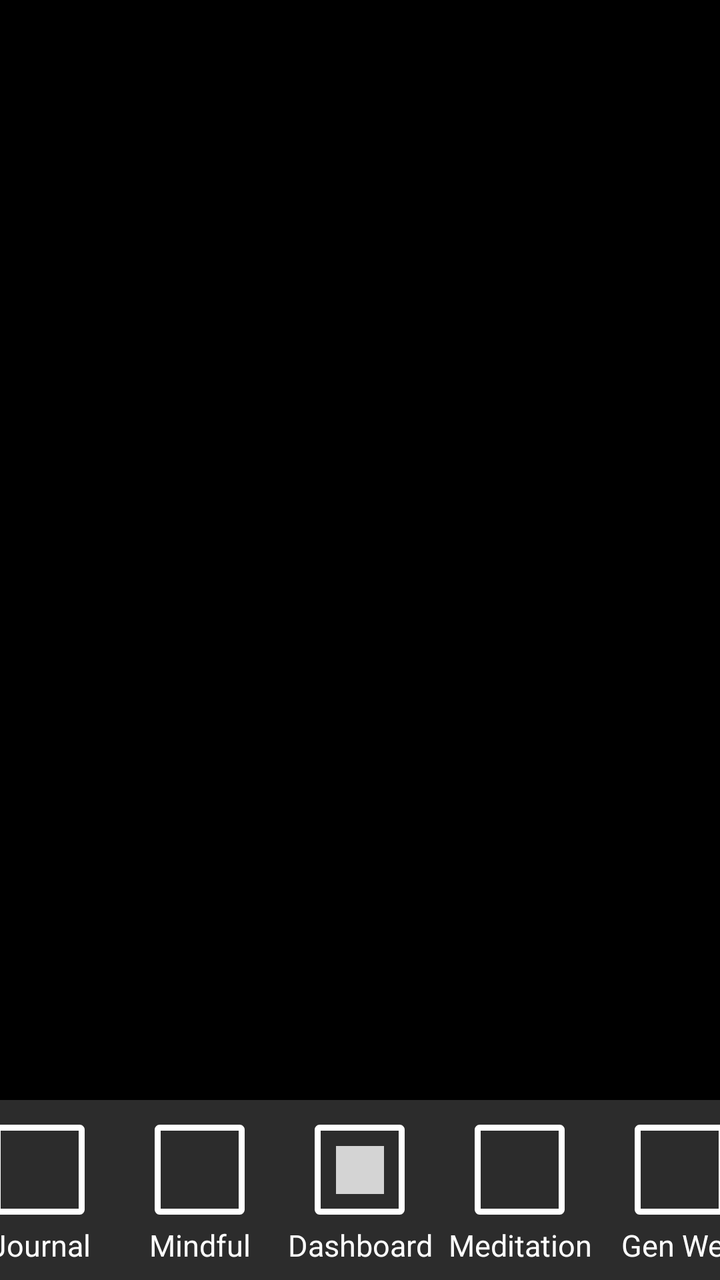
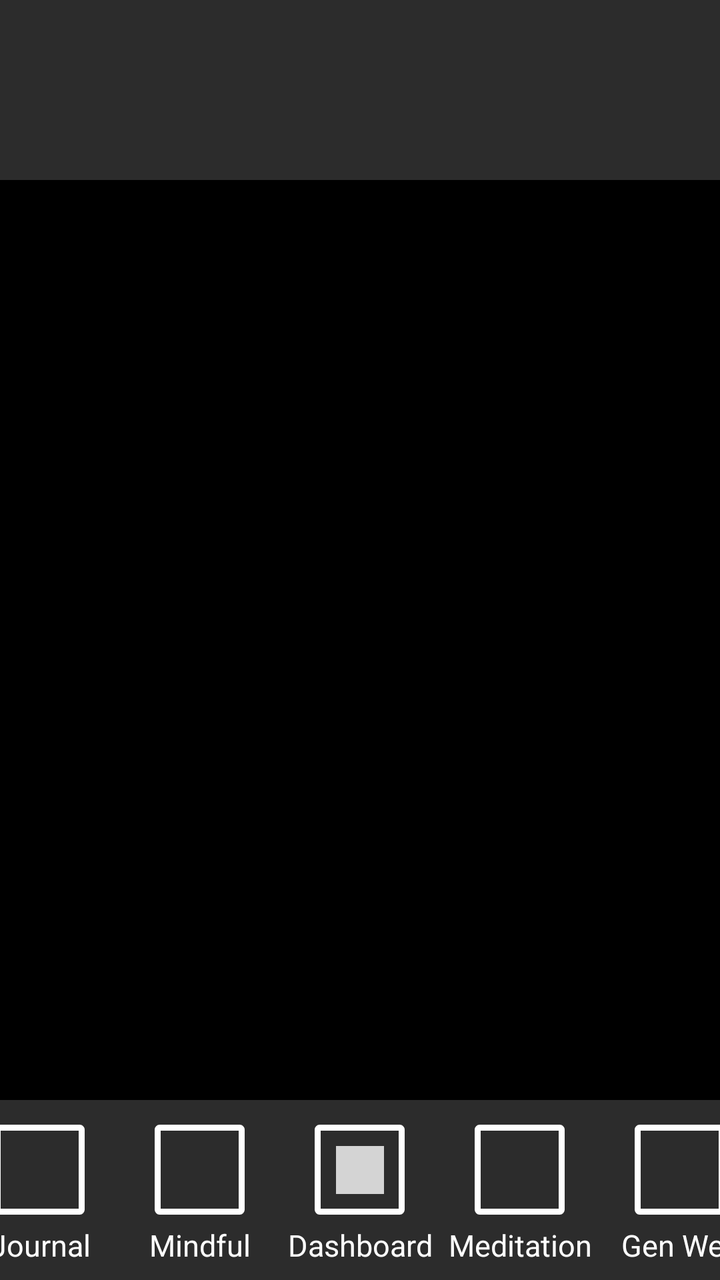

Compare the two renders of this Android layout. The source of the first and the diff that turns it into the second are given below.
<!-- AndroidManifest.xml: application theme Theme.Riova -->
<!-- res/layout/dashboard.xml -->
<?xml version="1.0" encoding="utf-8"?>
<androidx.coordinatorlayout.widget.CoordinatorLayout xmlns:android="http://schemas.android.com/apk/res/android"
    xmlns:tools="http://schemas.android.com/tools"
    android:id="@+id/main"
    android:layout_width="match_parent"
    android:layout_height="match_parent"
    android:fitsSystemWindows="true"
    android:background="@color/black"
    tools:context=".MainActivity">

    <include layout="@layout/footer" />


</androidx.coordinatorlayout.widget.CoordinatorLayout>
<!-- res/layout/footer.xml (included above) -->
<?xml version="1.0" encoding="utf-8"?>
<androidx.constraintlayout.widget.ConstraintLayout xmlns:android="http://schemas.android.com/apk/res/android"
    xmlns:app="http://schemas.android.com/apk/res-auto"
    android:layout_width="match_parent"
    android:background="@color/black"
    android:layout_height="match_parent">

    
    <LinearLayout
        android:layout_margin="0dp"
        android:layout_width="match_parent"
        android:layout_height="90dp"
        android:orientation="horizontal"
        android:gravity="center"
        app:layout_constraintBottom_toBottomOf="parent"
        app:layout_constraintEnd_toEndOf="parent"
        app:layout_constraintStart_toStartOf="parent"
        android:background="@color/footer_back"
        android:id="@+id/header_layout">

        
        <LinearLayout
            style="@style/nav_button_linear_layout">
            <ImageButton
                android:contentDescription="@string/journal"
                android:id="@+id/button_journal"
                android:src=""
                app:backgroundTint="@null"
                style="@style/nav_button"/>
            <TextView
                style="@style/nav_button_text"
                android:text="Journal"/>
        </LinearLayout>
        

        
        <LinearLayout
            style="@style/nav_button_linear_layout">

            <ImageButton
                android:contentDescription="@string/mindfullness"
                android:id="@+id/button_mindfullness"
                android:src=""
                app:backgroundTint="@null"
                style="@style/nav_button"/>
            <TextView
                style="@style/nav_button_text"
                android:text="Mindful"/>
        </LinearLayout>
        

        
        <LinearLayout
            style="@style/nav_button_linear_layout">
            <ImageButton
                android:contentDescription="@string/dashboard"
                android:id="@+id/button_dashboard"
                android:src="@drawable/ic_action_name"
                app:backgroundTint="@null"
                style="@style/nav_button"/>
            <TextView
                style="@style/nav_button_text"
                android:text="Dashboard"/>
        </LinearLayout>
        

        
        <LinearLayout
            style="@style/nav_button_linear_layout">
            <ImageButton
                android:contentDescription="@string/meditation"
                android:id="@+id/button_meditation"
                android:src=""
                app:backgroundTint="@null"
                style="@style/nav_button"/>
            <TextView
                style="@style/nav_button_text"
                android:text="Meditation"/>
        </LinearLayout>
        

        
        <LinearLayout
            style="@style/nav_button_linear_layout">
            <ImageButton
                android:contentDescription="@string/general_wellness"
                android:id="@+id/button_generalWellness"
                android:src=""
                app:backgroundTint="@null"
                style="@style/nav_button"/>
            <TextView
                style="@style/nav_button_text"
                android:text="Gen Well"/>
        </LinearLayout>
        

    </LinearLayout>

</androidx.constraintlayout.widget.ConstraintLayout>
<!-- resources referenced by this layout -->
<resources>
  <color name="black">#FF000000</color>
  <color name="footer_back">#2C2C2C</color>
  <!-- drawable ic_action_name: png bitmap (drawable-hdpi, 122 bytes) -->
  <string name="dashboard">Dashboard</string>
  <string name="general_wellness">General Wellness</string>
  <string name="journal">Journal</string>
  <string name="meditation">Meditation</string>
  <string name="mindfullness">Mindfullness</string>
  <style name="nav_button" parent="Widget.Design.FloatingActionButton">
          <item name="android:layout_width">45dp</item>
          <item name="android:layout_height">45dp</item>
          <item name="android:layout_margin">5dp</item>
          <item name="android:background">@drawable/nav_button</item>
      </style>
  <style name="nav_button_linear_layout">
          <item name="android:layout_width">80dp</item>
          <item name="android:layout_height">80dp</item>
          <item name="android:orientation">vertical</item>
          <item name="android:gravity">center</item>
      </style>
  <style name="nav_button_text" parent="Widget.AppCompat.TextView">
          <item name="android:layout_width">match_parent</item>
          <item name="android:layout_height">wrap_content</item>
          <item name="android:textSize">15sp</item>
          <item name="android:textColor">@color/white</item>
          <item name="android:textAlignment">center</item>
      </style>
  <style name="Theme.Riova" parent="Base.Theme.Riova" />
  <!-- drawable nav_button (drawable) -->
  <?xml version="1.0" encoding="utf-8"?>
  <shape xmlns:android="http://schemas.android.com/apk/res/android">
  
      <stroke
          android:width="3dp"
          android:color="#FFFFFF"
          />
      <corners
          android:radius="1dp"
          />
  </shape>
  <color name="white">#FFFFFFFF</color>
  <style name="Base.Theme.Riova" parent="Theme.Material3.DayNight.NoActionBar">
          
          
      </style>
</resources>

<!-- the commit's change to res/layout/dashboard.xml (unified diff, before → after) -->
@@ -8,16 +8,39 @@
     android:background="@color/black"
     tools:context=".MainActivity">
 
+    <include layout="@layout/header" />
     <include layout="@layout/footer" />
 
 
 </androidx.coordinatorlayout.widget.CoordinatorLayout>
+<!-- res/layout/header.xml (included above) -->
+<?xml version="1.0" encoding="utf-8"?>
+<androidx.constraintlayout.widget.ConstraintLayout xmlns:android="http://schemas.android.com/apk/res/android"
+    xmlns:app="http://schemas.android.com/apk/res-auto"
+    android:layout_width="match_parent"
+    android:layout_height="match_parent">
+
+    
+    <LinearLayout
+        android:layout_margin="0dp"
+        android:layout_width="match_parent"
+        android:layout_height="90dp"
+        android:orientation="horizontal"
+        android:gravity="center"
+        app:layout_constraintTop_toTopOf="parent"
+        app:layout_constraintEnd_toEndOf="parent"
+        app:layout_constraintStart_toStartOf="parent"
+        android:background="@color/footer_back"
+        android:id="@+id/header_layout">
+
+    </LinearLayout>
+
+</androidx.constraintlayout.widget.ConstraintLayout>
 <!-- res/layout/footer.xml (included above) -->
 <?xml version="1.0" encoding="utf-8"?>
 <androidx.constraintlayout.widget.ConstraintLayout xmlns:android="http://schemas.android.com/apk/res/android"
     xmlns:app="http://schemas.android.com/apk/res-auto"
     android:layout_width="match_parent"
-    android:background="@color/black"
     android:layout_height="match_parent">
 
     
